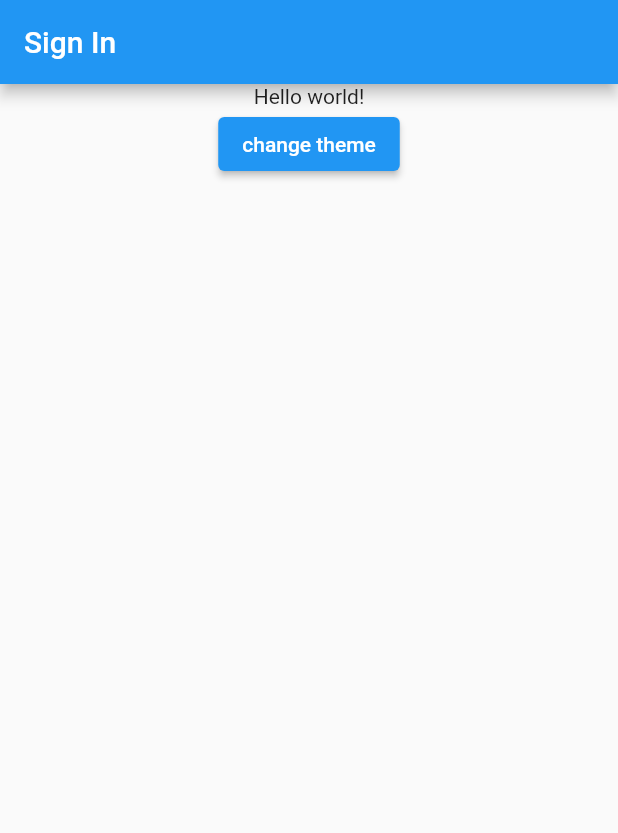
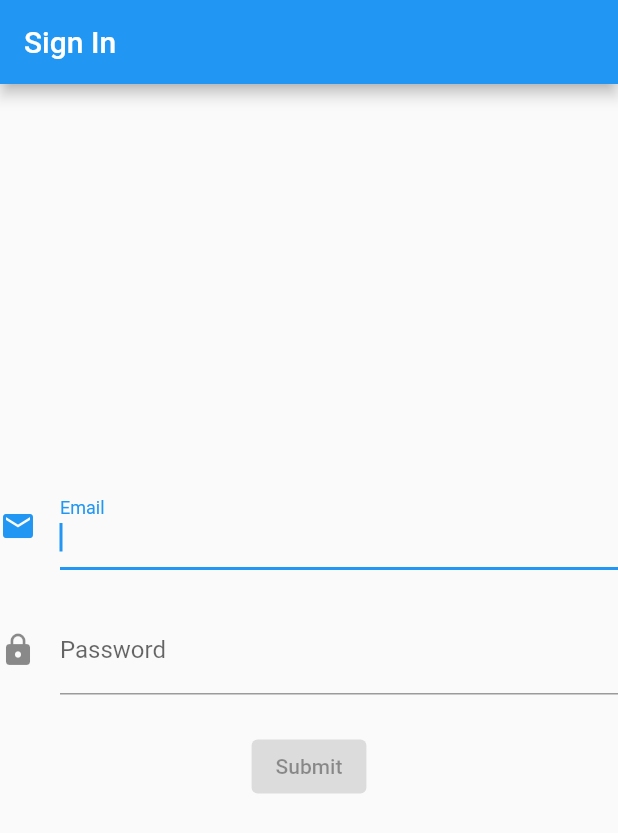
Before and after one commit to PhamMinhHaiAu-12035071/flutter_boilerate_project, a Flutter app: the screen it shows after launch, on a phone screen of 412 x 824 dp. Shown: the top 833 px of the screen. Run offline on Flutter 3.47's test engine with Material 2 defaults, Android fonts, the phone set to English and light mode, and no system bars; our stand-ins replace bloc, dartz, equatable, flutter_bloc, formz, get_it and 2 more; generated files the repository leaves out were written again.

Commit message:
handle api login

```diff
--- /dev/null
+++ b/lib/configs/flavors/flavor_config.dart
@@ -0,0 +1,3 @@
+class FlavorConfig {
+  static const baseURL = 'https://data-stg-jp-sp.omronconnect.mobi';
+}
--- /dev/null
+++ b/lib/modules/auth/data/exceptions/login_failed_exception.dart
@@ -0,0 +1,10 @@
+import 'package:flutter_boilerate_project/modules/auth/data/models/user_error.dart';
+
+class LoginFailedException implements Exception {
+  const LoginFailedException({required this.userError});
+
+  final UserError userError;
+
+  @override
+  String toString() => userError.toString();
+}
--- /dev/null
+++ b/lib/modules/auth/data/models/token.dart
@@ -0,0 +1,36 @@
+import 'package:equatable/equatable.dart';
+import 'package:json_annotation/json_annotation.dart';
+
+part 'token.g.dart';
+
+@JsonSerializable(explicitToJson: true)
+class Token extends Equatable {
+  const Token({
+    required this.id,
+    required this.accessToken,
+    required this.refreshToken,
+    required this.expiresIn,
+    required this.tokenType,
+  });
+
+  factory Token.fromJson(Map<String, dynamic> json) => _$TokenFromJson(json);
+
+  final String id;
+
+  @JsonKey(name: 'access_token')
+  final String accessToken;
+
+  @JsonKey(name: 'refresh_token')
+  final String refreshToken;
+
+  @JsonKey(name: 'expires_in')
+  final int expiresIn;
+
+  @JsonKey(name: 'token_type')
+  final String tokenType;
+
+  Map<String, dynamic> toJson() => _$TokenToJson(this);
+
+  @override
+  List<Object?> get props => [id];
+}
--- /dev/null
+++ b/lib/modules/auth/data/repositories/authentication_repository.dart
@@ -0,0 +1,44 @@
+import 'dart:convert';
+import 'dart:io';
+
+import 'package:dartz/dartz.dart';
+import 'package:flutter_boilerate_project/modules/auth/data/data_providers/user_api.dart';
+import 'package:flutter_boilerate_project/modules/auth/data/exceptions/login_failed_exception.dart';
+import 'package:flutter_boilerate_project/modules/auth/data/models/token.dart';
+import 'package:flutter_boilerate_project/modules/auth/data/models/user_error.dart';
+import 'package:flutter_boilerate_project/shared/data/exceptions/fetch_data_exception.dart';
+import 'package:injectable/injectable.dart';
+
+@singleton
+class AuthenticationRepository {
+  const AuthenticationRepository({required UserAPI userAPI})
+      : _userAPI = userAPI;
+
+  final UserAPI _userAPI;
+
+  Future<Either<Exception, Token>> login({
+    required String username,
+    required String password,
+  }) async {
+    final response =
+        await _userAPI.login(username: username, password: password);
+    final rawBody = response.body;
+    final rawData = jsonDecode(rawBody) as Map<String, dynamic>;
+    switch (response.statusCode) {
+      case HttpStatus.ok:
+        final token = Token.fromJson(rawData);
+        return Right(token);
+      case HttpStatus.badRequest:
+        final userError = UserError.fromJson(rawData);
+        return Left(
+          LoginFailedException(
+            userError: userError,
+          ),
+        );
+      default:
+        return const Left(
+          FetchDataException(),
+        );
+    }
+  }
+}
--- /dev/null
+++ b/lib/modules/sign_in/business_logic/sign_in_bloc.dart
@@ -0,0 +1,85 @@
+import 'package:bloc/bloc.dart';
+import 'package:equatable/equatable.dart';
+import 'package:flutter_boilerate_project/modules/auth/data/exceptions/login_failed_exception.dart';
+import 'package:flutter_boilerate_project/modules/auth/data/models/token.dart';
+import 'package:flutter_boilerate_project/modules/auth/data/repositories/authentication_repository.dart';
+import 'package:flutter_boilerate_project/modules/sign_in/models/models.dart';
+import 'package:flutter_boilerate_project/shared/data/exceptions/fetch_data_exception.dart';
+import 'package:formz/formz.dart';
+import 'package:injectable/injectable.dart';
+
+part 'sign_in_event.dart';
+part 'sign_in_state.dart';
+
+@singleton
+class SignInBloc extends Bloc<SignInEvent, SignInState> {
+  SignInBloc({required AuthenticationRepository authenticationRepository})
+      : _authenticationRepository = authenticationRepository,
+        super(const SignInState()) {
+    on<SignInEmailChanged>(_onEmailChanged);
+    on<SignInPasswordChanged>(_onPasswordChanged);
+    on<SignInSubmitted>(_onSubmitted);
+  }
+
+  final AuthenticationRepository _authenticationRepository;
+
+  void _onEmailChanged(
+    SignInEmailChanged event,
+    Emitter<SignInState> emit,
+  ) {
+    final email = Email.dirty(event.email);
+    final status = Formz.validate([state.password, email]);
+    emit(
+      state.copyWith(
+        email: email,
+        status: status,
+      ),
+    );
+  }
+
+  void _onPasswordChanged(
+    SignInPasswordChanged event,
+    Emitter<SignInState> emit,
+  ) {
+    final password = Password.dirty(event.password);
+    final status = Formz.validate([password, state.email]);
+    emit(
+      state.copyWith(
+        password: password,
+        status: status,
+      ),
+    );
+  }
+
+  Future<void> _onSubmitted(
+    SignInSubmitted event,
+    Emitter<SignInState> emit,
+  ) async {
+    if (state.status.isValidated) {
+      emit(state.copyWith(status: FormzStatus.submissionInProgress));
+      final result = await _authenticationRepository.login(
+        username: state.email.value,
+        password: state.password.value,
+      );
+      result.fold((Exception exception) {
+        if (exception is LoginFailedException) {
+          emit(
+            state.copyWith(
+              status: FormzStatus.submissionFailure,
+              error: exception.toString(),
+            ),
+          );
+        } else if (exception is FetchDataException) {
+          emit(
+            state.copyWith(
+              status: FormzStatus.submissionFailure,
+              error: exception.toString(),
+            ),
+          );
+        }
+      }, (Token token) {
+        emit(state.copyWith(status: FormzStatus.submissionSuccess, error: ''));
+      });
+    }
+  }
+}
--- /dev/null
+++ b/lib/modules/sign_in/business_logic/sign_in_event.dart
@@ -0,0 +1,30 @@
+part of 'sign_in_bloc.dart';
+
+abstract class SignInEvent extends Equatable {
+  const SignInEvent();
+
+  @override
+  List<Object> get props => [];
+}
+
+class SignInEmailChanged extends SignInEvent {
+  const SignInEmailChanged({required this.email});
+
+  final String email;
+
+  @override
+  List<Object> get props => [email];
+}
+
+class SignInPasswordChanged extends SignInEvent {
+  const SignInPasswordChanged({required this.password});
+
+  final String password;
+
+  @override
+  List<Object> get props => [password];
+}
+
+class SignInSubmitted extends SignInEvent {
+  const SignInSubmitted();
+}
--- /dev/null
+++ b/lib/modules/sign_in/business_logic/sign_in_state.dart
@@ -0,0 +1,31 @@
+part of 'sign_in_bloc.dart';
+
+class SignInState extends Equatable {
+  const SignInState({
+    this.status = FormzStatus.pure,
+    this.email = const Email.pure(),
+    this.password = const Password.pure(),
+    this.error = '',
+  });
+
+  final Email email;
+  final Password password;
+  final FormzStatus status;
+  final String error;
+
+  SignInState copyWith({
+    FormzStatus? status,
+    Email? email,
+    Password? password,
+    String? error,
+  }) =>
+      SignInState(
+        status: status ?? this.status,
+        email: email ?? this.email,
+        password: password ?? this.password,
+        error: error ?? this.error,
+      );
+
+  @override
+  List<Object?> get props => [email, password, status, error];
+}
--- /dev/null
+++ b/lib/modules/sign_in/models/email.dart
@@ -0,0 +1,18 @@
+import 'package:formz/formz.dart';
+
+enum EmailValidateError {
+  empty,
+}
+
+class Email extends FormzInput<String, EmailValidateError> {
+  const Email.pure([String value = '']) : super.pure(value);
+  const Email.dirty([String value = '']) : super.dirty(value);
+
+  @override
+  EmailValidateError? validator(String value) {
+    if (value.isEmpty) {
+      return EmailValidateError.empty;
+    }
+    return null;
+  }
+}
--- /dev/null
+++ b/lib/modules/sign_in/models/models.dart
@@ -0,0 +1,2 @@
+export 'email.dart';
+export 'password.dart';
--- /dev/null
+++ b/lib/modules/sign_in/models/password.dart
@@ -0,0 +1,18 @@
+import 'package:formz/formz.dart';
+
+enum PasswordValidateError {
+  empty,
+}
+
+class Password extends FormzInput<String, PasswordValidateError> {
+  const Password.pure([String value = '']) : super.pure(value);
+  const Password.dirty([String value = '']) : super.dirty(value);
+
+  @override
+  PasswordValidateError? validator(String value) {
+    if (value.isEmpty) {
+      return PasswordValidateError.empty;
+    }
+    return null;
+  }
+}
--- a/lib/modules/sign_in/presentation/sign_in_screen.dart
+++ b/lib/modules/sign_in/presentation/sign_in_screen.dart
@@ -1,8 +1,11 @@
 import 'package:flutter/material.dart';
+import 'package:flutter_bloc/flutter_bloc.dart';
 import 'package:flutter_boilerate_project/configs/dependency_injection/injection.dart';
-import 'package:flutter_boilerate_project/localization/app_localization.dart';
-import 'package:flutter_boilerate_project/modules/theme/business_logic/theme_bloc.dart';
-import 'package:flutter_boilerate_project/modules/theme/constants/enums.dart';
+import 'package:flutter_boilerate_project/modules/sign_in/business_logic/sign_in_bloc.dart';
+import 'package:flutter_boilerate_project/modules/sign_in/presentation/widgets/email_input.dart';
+import 'package:flutter_boilerate_project/modules/sign_in/presentation/widgets/login_button.dart';
+import 'package:flutter_boilerate_project/modules/sign_in/presentation/widgets/password_input.dart';
+import 'package:flutter_boilerate_project/modules/sign_in/presentation/widgets/text_error.dart';
 import 'package:flutter_boilerate_project/routers/e_page.dart';
 
 class SignInScreen extends EPage {
@@ -10,21 +13,15 @@ class SignInScreen extends EPage {
 
   @override
   Widget build(BuildContext context) {
-    return const SignInView();
+    return BlocProvider(
+      create: (_) => getIt<SignInBloc>(),
+      child: const SignInView(),
+    );
   }
 }
 
 class SignInView extends StatelessWidget {
   const SignInView({Key? key}) : super(key: key);
-
-  void _toggleTheme() {
-    getIt<ThemeBloc>().add(
-      const ThemeChanged(
-        lightTheme: AppTheme.custom,
-        darkTheme: AppTheme.custom,
-      ),
-    );
-  }
 
   @override
   Widget build(BuildContext context) {
@@ -33,14 +30,20 @@ class SignInView extends StatelessWidget {
         title: const Text('Sign In'),
       ),
       body: Center(
-        child: Column(
-          children: [
-            Text(AppLocalization.of(context)?.helloWorld ?? '-'),
-            ElevatedButton(
-              onPressed: _toggleTheme,
-              child: const Text('change theme'),
-            )
-          ],
+        child: SingleChildScrollView(
+          physics: const ClampingScrollPhysics(),
+          child: Column(
+            mainAxisAlignment: MainAxisAlignment.center,
+            children: const <Widget>[
+              EmailInput(),
+              Padding(padding: EdgeInsets.all(12)),
+              PasswordInput(),
+              Padding(padding: EdgeInsets.all(12)),
+              LoginButton(),
+              Padding(padding: EdgeInsets.all(12)),
+              TextError(),
+            ],
+          ),
         ),
       ),
     );
--- /dev/null
+++ b/lib/modules/sign_in/presentation/widgets/email_input.dart
@@ -0,0 +1,68 @@
+import 'package:flutter/material.dart';
+import 'package:flutter_bloc/flutter_bloc.dart';
+import 'package:flutter_boilerate_project/configs/dependency_injection/injection.dart';
+import 'package:flutter_boilerate_project/modules/sign_in/business_logic/sign_in_bloc.dart';
+import 'package:flutter_boilerate_project/modules/sign_in/models/email.dart';
+import 'package:formz/formz.dart';
+
+class EmailInput extends StatefulWidget {
+  const EmailInput({Key? key}) : super(key: key);
+  static const Key emailKey = ValueKey('loginForm_emailInput_textField');
+
+  @override
+  State<EmailInput> createState() => _EmailInputState();
+}
+
+class _EmailInputState extends State<EmailInput> {
+  late final TextEditingController _controller;
+  late final FocusNode _focusNode;
+
+  @override
+  void initState() {
+    super.initState();
+    _controller = TextEditingController();
+    _focusNode = FocusNode();
+  }
+
+  @override
+  void dispose() {
+    super.dispose();
+    _controller.dispose();
+    _focusNode.dispose();
+  }
+
+  @override
+  Widget build(BuildContext context) {
+    return BlocConsumer<SignInBloc, SignInState>(
+      listenWhen: (previous, current) => previous.status != current.status,
+      listener: (context, state) {
+        if (state.status.isSubmissionFailure) {
+          _controller.text = '';
+          _focusNode.requestFocus();
+        }
+      },
+      buildWhen: (previous, current) => previous.email != current.email,
+      builder: (context, state) {
+        return TextField(
+          key: EmailInput.emailKey,
+          autofocus: true,
+          controller: _controller,
+          focusNode: _focusNode,
+          onChanged: (String email) => getIt<SignInBloc>().add(
+            SignInEmailChanged(email: email),
+          ),
+          decoration: InputDecoration(
+            icon: const Icon(Icons.email),
+            labelText: 'Email',
+            errorText: state.email.invalid
+                ? state.email.error == EmailValidateError.empty
+                    ? 'Email is not empty'
+                    : null
+                : null,
+          ),
+          keyboardType: TextInputType.emailAddress,
+        );
+      },
+    );
+  }
+}
--- /dev/null
+++ b/lib/modules/sign_in/presentation/widgets/login_button.dart
@@ -0,0 +1,40 @@
+import 'package:flutter/material.dart';
+import 'package:flutter_bloc/flutter_bloc.dart';
+import 'package:flutter_boilerate_project/configs/dependency_injection/injection.dart';
+import 'package:flutter_boilerate_project/modules/sign_in/business_logic/sign_in_bloc.dart';
+import 'package:flutter_boilerate_project/routers/navigation_cubit.dart';
+import 'package:flutter_boilerate_project/routers/routes.dart';
+import 'package:formz/formz.dart';
+
+class LoginButton extends StatelessWidget {
+  const LoginButton({Key? key}) : super(key: key);
+  static const Key buttonKey =
+      ValueKey('loginForm_submitButton_elevatedButton');
+
+  void _navigateToHomePage(BuildContext context) =>
+      context.read<NavigationCubit>().push(Path.home);
+
+  @override
+  Widget build(BuildContext context) {
+    return BlocConsumer<SignInBloc, SignInState>(
+      listenWhen: (previous, current) => previous.status != current.status,
+      listener: (context, state) {
+        if (state.status.isSubmissionSuccess) {
+          _navigateToHomePage(context);
+        }
+      },
+      buildWhen: (previous, current) => previous.status != current.status,
+      builder: (context, state) {
+        return ElevatedButton(
+          key: LoginButton.buttonKey,
+          onPressed: state.status.isValidated
+              ? () => getIt<SignInBloc>().add(
+                    const SignInSubmitted(),
+                  )
+              : null,
+          child: const Text('Submit'),
+        );
+      },
+    );
+  }
+}
--- /dev/null
+++ b/lib/modules/sign_in/presentation/widgets/password_input.dart
@@ -0,0 +1,61 @@
+import 'package:flutter/material.dart';
+import 'package:flutter_bloc/flutter_bloc.dart';
+import 'package:flutter_boilerate_project/configs/dependency_injection/injection.dart';
+import 'package:flutter_boilerate_project/modules/sign_in/business_logic/sign_in_bloc.dart';
+import 'package:flutter_boilerate_project/modules/sign_in/models/password.dart';
+import 'package:formz/formz.dart';
+
+class PasswordInput extends StatefulWidget {
+  const PasswordInput({Key? key}) : super(key: key);
+  static const Key passwordKey = ValueKey('loginForm_passwordInput_textField');
+
+  @override
+  State<PasswordInput> createState() => _PasswordInputState();
+}
+
+class _PasswordInputState extends State<PasswordInput> {
+  late final TextEditingController _controller;
+
+  @override
+  void initState() {
+    super.initState();
+    _controller = TextEditingController();
+  }
+
+  @override
+  void dispose() {
+    super.dispose();
+    _controller.dispose();
+  }
+
+  @override
+  Widget build(BuildContext context) {
+    return BlocConsumer<SignInBloc, SignInState>(
+      listenWhen: (previous, current) => previous.status != current.status,
+      listener: (context, state) {
+        if (state.status.isSubmissionFailure) {
+          _controller.text = '';
+        }
+      },
+      builder: (context, state) {
+        return TextFormField(
+          key: PasswordInput.passwordKey,
+          controller: _controller,
+          onChanged: (String password) => getIt<SignInBloc>().add(
+            SignInPasswordChanged(password: password),
+          ),
+          decoration: InputDecoration(
+            icon: const Icon(Icons.lock),
+            labelText: 'Password',
+            errorText: state.password.invalid
+                ? state.password.error == PasswordValidateError.empty
+                    ? 'Password is not empty'
+                    : null
+                : null,
+          ),
+          obscureText: true,
+        );
+      },
+    );
+  }
+}
--- /dev/null
+++ b/lib/shared/data/exceptions/fetch_data_exception.dart
@@ -0,0 +1,8 @@
+class FetchDataException implements Exception {
+  const FetchDataException({this.message});
+
+  final String? message;
+
+  @override
+  String toString() => message ?? 'Error During Communication';
+}
--- /dev/null
+++ b/lib/shared/styles/global_style.dart
@@ -0,0 +1,5 @@
+import 'package:flutter/material.dart';
+
+class GlobalStyle {
+  static Color lightPrimary = Colors.white;
+}
```
Also changed, not shown: lib/modules/auth/data/data_providers/user_api.dart (added, +29 -0 lines), lib/modules/auth/data/models/user_error.dart (added, +30 -0 lines), lib/modules/sign_in/presentation/widgets/text_error.dart (added, +22 -0 lines), lib/shared/services/client_common.dart (added, +110 -0 lines), lib/configs/dependency_injection/injection.config.dart, lib/modules/auth/data/models/token.g.dart (added), lib/modules/auth/data/models/user_error.g.dart (added).
